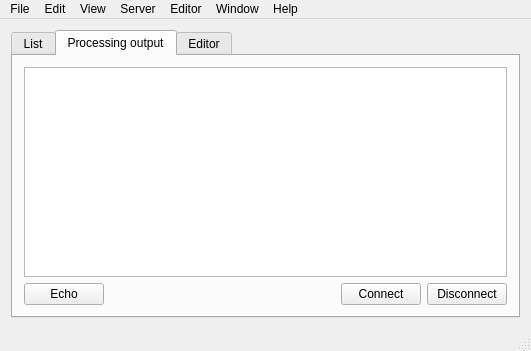
Qt form mainwindow.ui (kolyvoshko/Web2SearchText) before a commit.
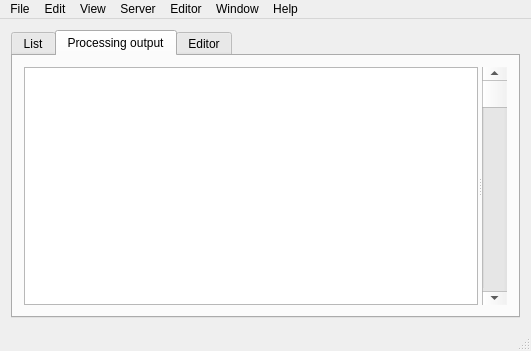
The same form after that commit. The open tabs and pages were chosen to show the change.

Patch:
```diff
--- a/mainwindow.ui
+++ b/mainwindow.ui
@@ -14,7 +14,7 @@
    <string>URLFinder</string>
   </property>
   <widget class="QWidget" name="centralwidget">
-   <layout class="QHBoxLayout" name="horizontalLayout">
+   <layout class="QVBoxLayout" name="verticalLayout_4">
     <item>
      <widget class="QTabWidget" name="tabWidget">
       <property name="currentIndex">
@@ -108,51 +108,19 @@
        <attribute name="title">
         <string>Processing output</string>
        </attribute>
-       <layout class="QHBoxLayout" name="horizontalLayout_5">
+       <layout class="QHBoxLayout" name="horizontalLayout">
         <item>
-         <layout class="QVBoxLayout" name="verticalLayout_2">
-          <item>
-           <widget class="QTextBrowser" name="textBrowser"/>
-          </item>
-          <item>
-           <layout class="QHBoxLayout" name="horizontalLayout_4">
-            <item>
-             <widget class="QPushButton" name="echo">
-              <property name="text">
-               <string>Echo</string>
-              </property>
-             </widget>
-            </item>
-            <item>
-             <spacer name="horizontalSpacer">
-              <property name="orientation">
-               <enum>Qt::Horizontal</enum>
-              </property>
-              <property name="sizeHint" stdset="0">
-               <size>
-                <width>40</width>
-                <height>20</height>
-               </size>
-              </property>
-             </spacer>
-            </item>
-            <item>
-             <widget class="QPushButton" name="connect">
-              <property name="text">
-               <string>Connect</string>
-              </property>
-             </widget>
-            </item>
-            <item>
-             <widget class="QPushButton" name="disconnect">
-              <property name="text">
-               <string>Disconnect</string>
-              </property>
-             </widget>
-            </item>
-           </layout>
-          </item>
-         </layout>
+         <widget class="QSplitter" name="splitter_7">
+          <property name="orientation">
+           <enum>Qt::Horizontal</enum>
+          </property>
+          <widget class="QTextBrowser" name="textBrowser"/>
+          <widget class="QScrollBar" name="verticalScrollBar">
+           <property name="orientation">
+            <enum>Qt::Vertical</enum>
+           </property>
+          </widget>
+         </widget>
         </item>
        </layout>
       </widget>
```
Left out of the diff: 2 changed lines with no effect on the pictures.
